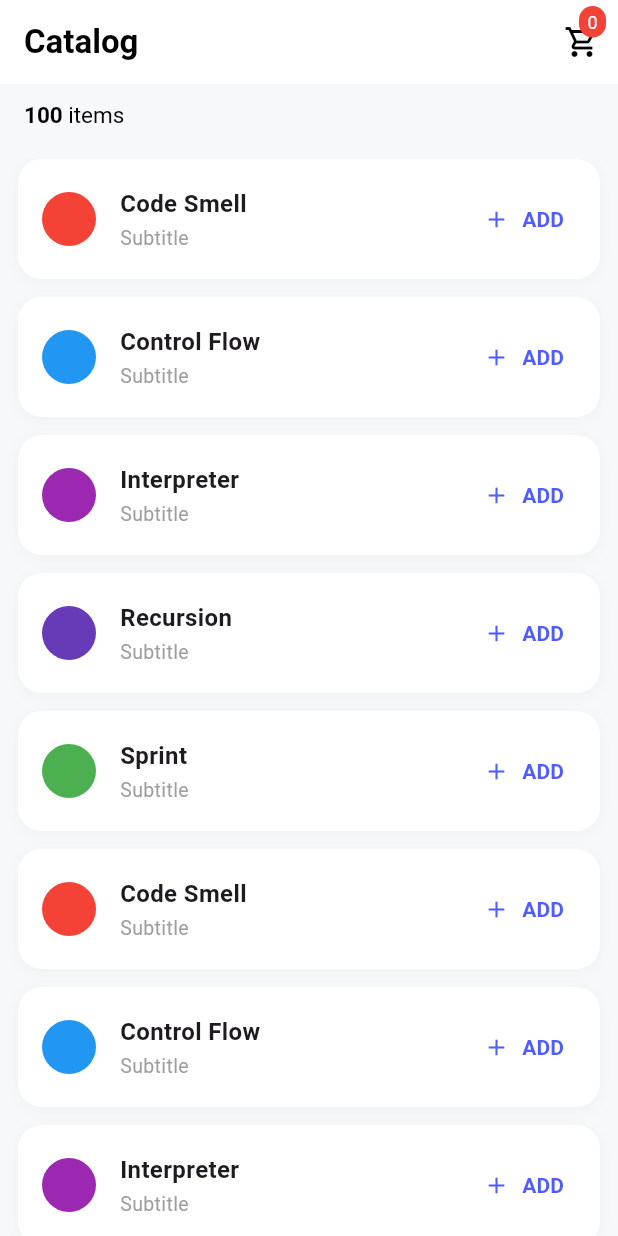
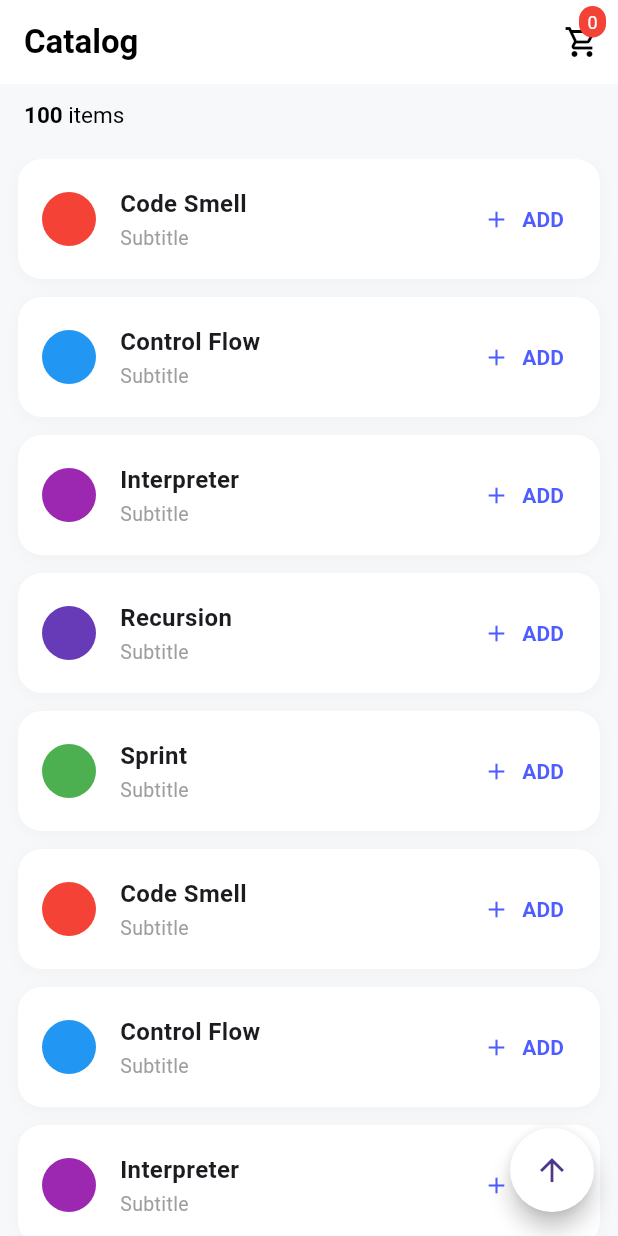
Before and after one commit to Leqdung1/flutter_realm, a Flutter app: the screen it shows after launch, on a phone screen of 412 x 824 dp. Run offline on Flutter 3.47's test engine with Material 3 defaults, Android fonts, the phone set to English and light mode, and no system bars; our stand-ins replace realm; generated files the repository leaves out were written again.

Commit message:
retain scroll position, add button scroll to top

```diff
--- a/lib/models/catalog_model.dart
+++ b/lib/models/catalog_model.dart
@@ -11,14 +11,9 @@ class _Item {
 }
 
 class CatalogModel {
-  static final CatalogModel _instance = CatalogModel._internal();
   late Realm realm;
 
-  factory CatalogModel() {
-    return _instance;
-  }
-
-  CatalogModel._internal() {
+  CatalogModel() {
     var config = Configuration.local([
       Item.schema,
     ], shouldDeleteIfMigrationNeeded: true);
--- a/lib/screens/catalog_screen.dart
+++ b/lib/screens/catalog_screen.dart
@@ -12,12 +12,29 @@ class CatalogScreen extends StatefulWidget {
 }
 
 class _CatalogScreenState extends State<CatalogScreen> {
+  final ScrollController _scrollController = ScrollController();
+
+  void _scrollToTop() {
+    _scrollController.animateTo(
+      0,
+      duration: const Duration(milliseconds: 300),
+      curve: Curves.easeInOut,
+    );
+  }
+
+  @override
+  void dispose() {
+    _scrollController.dispose();
+    super.dispose();
+  }
+
   @override
   Widget build(BuildContext context) {
     final itemsData = CatalogModel().realm.all<Item>();
     final listExpand =
         List.generate(20, (_) => itemsData).expand((x) => x).toList();
     return Scaffold(
+      backgroundColor: const Color(0xFFF7F8FA),
       appBar: AppBar(
         backgroundColor: Colors.white,
         elevation: 0,
@@ -101,6 +118,8 @@ class _CatalogScreenState extends State<CatalogScreen> {
           // Catalog List
           Expanded(
             child: ListView.separated(
+              key: PageStorageKey('catalog_list'),
+              controller: _scrollController,
               padding: const EdgeInsets.symmetric(horizontal: 12),
               itemCount: listExpand.length,
               separatorBuilder: (_, __) => const SizedBox(height: 12),
@@ -181,7 +200,15 @@ class _CatalogScreenState extends State<CatalogScreen> {
           ),
         ],
       ),
-      backgroundColor: const Color(0xFFF7F8FA),
+
+      floatingActionButton: FloatingActionButton(
+        backgroundColor: Colors.white,
+        shape: const CircleBorder(),
+        onPressed: () {
+          _scrollToTop();
+        },
+        child: const Icon(Icons.arrow_upward),
+      ),
     );
   }
 }
```
